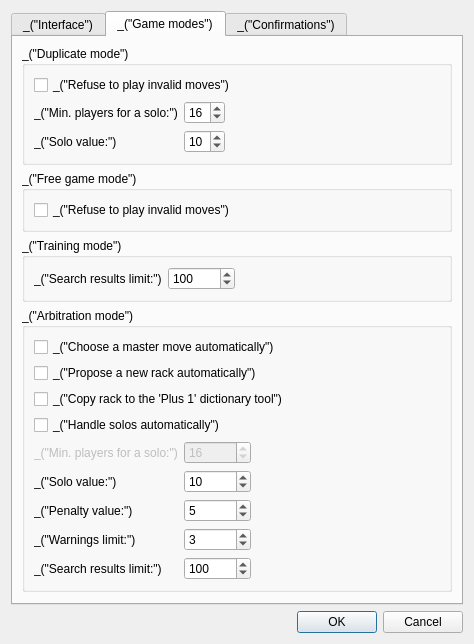
Qt form qt/ui/prefs_dialog.ui (cjlano/eliot) before a commit.
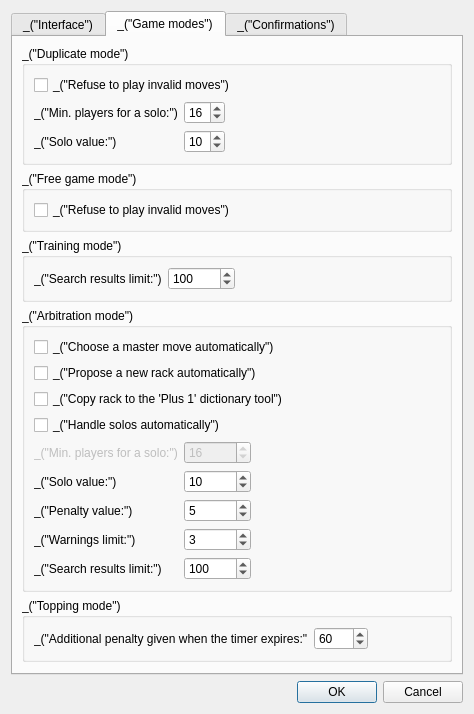
The same form after that commit. The open tabs and pages were chosen to show the change.

Commit message: Topping: add a preference to set the penalty value in case of timeout

Diff of the .ui file:
```diff
--- a/qt/ui/prefs_dialog.ui
+++ b/qt/ui/prefs_dialog.ui
@@ -7,7 +7,7 @@
     <x>0</x>
     <y>0</y>
     <width>474</width>
-    <height>630</height>
+    <height>699</height>
    </rect>
   </property>
   <property name="windowTitle">
@@ -489,6 +489,45 @@
          </layout>
         </widget>
        </item>
+       <item>
+        <widget class="QGroupBox" name="groupBox_6">
+         <property name="title">
+          <string>_(&quot;Topping mode&quot;)</string>
+         </property>
+         <layout class="QGridLayout" name="gridLayout_4">
+          <item row="1" column="0">
+           <widget class="QLabel" name="label_11">
+            <property name="text">
+             <string>_(&quot;Additional penalty given when the timer expires:&quot;</string>
+            </property>
+           </widget>
+          </item>
+          <item row="1" column="1">
+           <widget class="QSpinBox" name="spinBoxToppingExpPenalty">
+            <property name="maximum">
+             <number>9999</number>
+            </property>
+            <property name="value">
+             <number>60</number>
+            </property>
+           </widget>
+          </item>
+          <item row="1" column="2">
+           <spacer name="horizontalSpacer_5">
+            <property name="orientation">
+             <enum>Qt::Horizontal</enum>
+            </property>
+            <property name="sizeHint" stdset="0">
+             <size>
+              <width>40</width>
+              <height>20</height>
+             </size>
+            </property>
+           </spacer>
+          </item>
+         </layout>
+        </widget>
+       </item>
        <item>
         <spacer name="verticalSpacer_2">
          <property name="orientation">
```
The commit also changes 3 other files.
